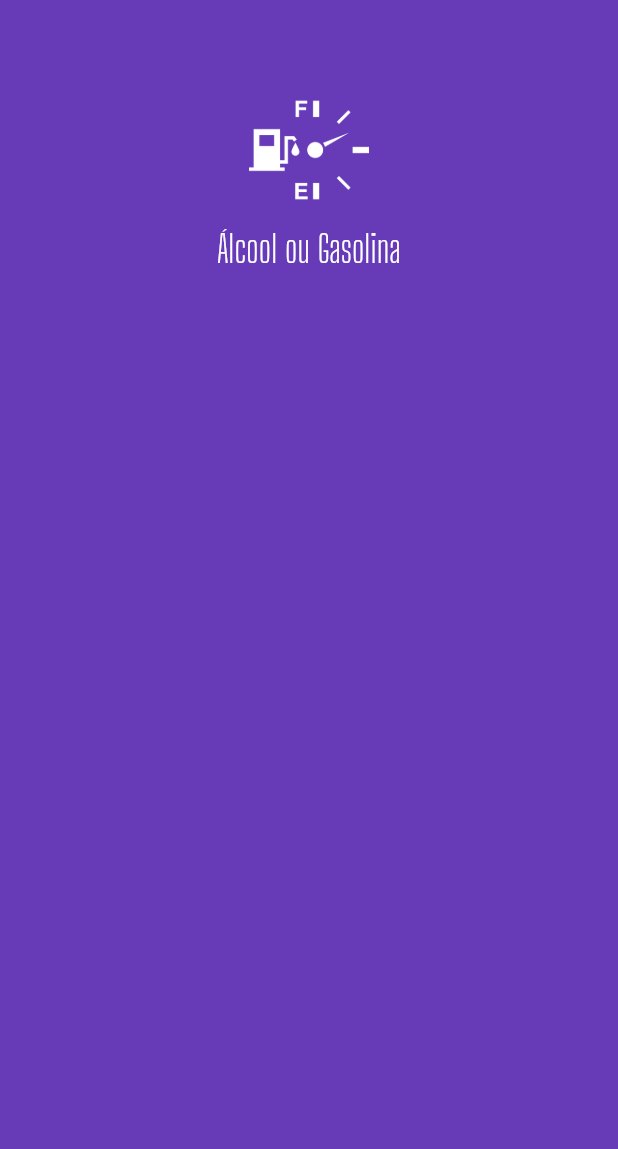
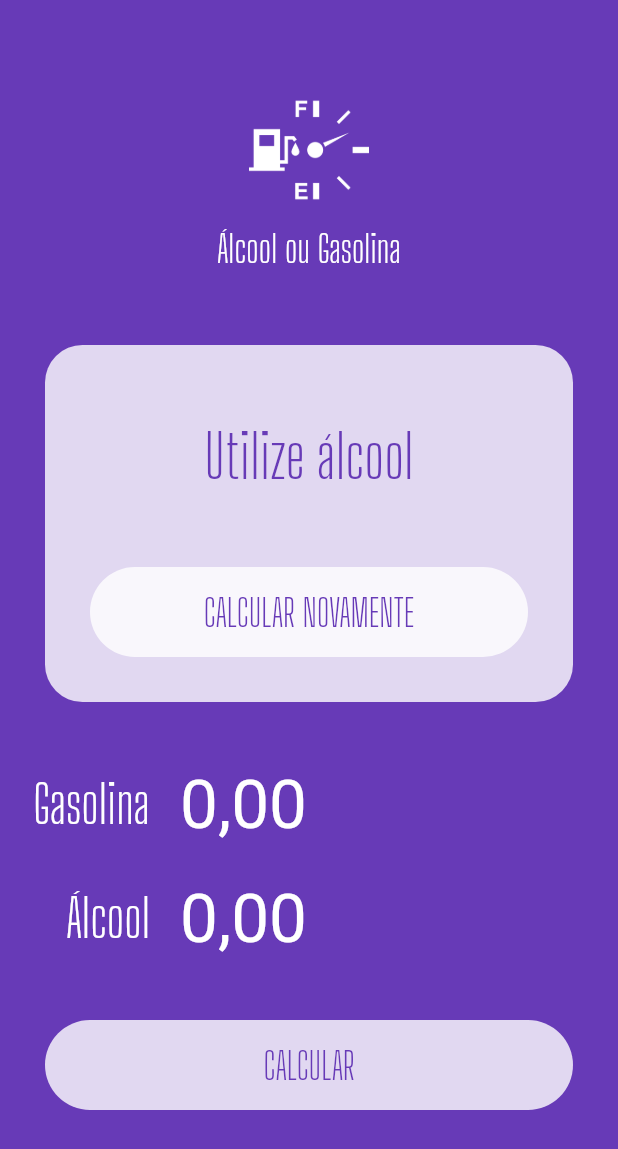
Before and after one commit to jeysel/aog, a Flutter app: the screen it shows after launch, on a phone screen of 412 x 824 dp. Shown: the top 1149 px of the screen. Run offline on Flutter 3.47's test engine with Material 2 defaults, Android fonts, the phone set to English and light mode, and no system bars; our stand-ins replace flutter_masked_text.

Commit message:
componetização

```diff
--- a/lib/main.dart
+++ b/lib/main.dart
@@ -1,5 +1,7 @@
+import 'package:aog/widgets/input.widget.dart';
 import 'package:aog/widgets/logo.widget.dart';
 import 'package:flutter/material.dart';
+import 'package:flutter_masked_text/flutter_masked_text.dart';
 
 void main() {
   runApp(MyApp());
@@ -21,6 +23,9 @@ class MyApp extends StatelessWidget {
 }
 
 class HomePage extends StatelessWidget {
+  var _gasCtrl = new MoneyMaskedTextController();
+  var _alcCtrl = new MoneyMaskedTextController();
+
   @override
   Widget build(BuildContext context) {
     return Scaffold(
@@ -28,6 +33,83 @@ class HomePage extends StatelessWidget {
       body: ListView(
         children: <Widget>[
           Logo(),
+          Container(
+            margin: EdgeInsets.all(30),
+            decoration: BoxDecoration(
+              color: Colors.white.withOpacity(0.8),
+              borderRadius: BorderRadius.circular(25),
+            ),
+            child: Column(
+              children: <Widget>[
+                SizedBox(
+                  height: 50,
+                ),
+                Text(
+                  "Utilize álcool",
+                  style: TextStyle(
+                    color: Theme.of(context).primaryColor,
+                    fontSize: 40,
+                    fontFamily: "Big Shoulders Display",
+                  ),
+                  textAlign: TextAlign.center,
+                ),
+                SizedBox(
+                  height: 20,
+                ),
+                Container(
+                  margin: EdgeInsets.all(30),
+                  height: 60,
+                  width: double.infinity,
+                  decoration: BoxDecoration(
+                    color: Colors.white.withOpacity(0.8),
+                    borderRadius: BorderRadius.circular(
+                      60,
+                    ),
+                  ),
+                  child: FlatButton(
+                    child: Text(
+                      "CALCULAR NOVAMENTE",
+                      style: TextStyle(
+                        color: Theme.of(context).primaryColor,
+                        fontSize: 25,
+                        fontFamily: "Big Shoulders Display",
+                      ),
+                    ),
+                    onPressed: () {},
+                  ),
+                )
+              ],
+            ),
+          ),
+          Input(
+            ctrl: _gasCtrl,
+            label: "Gasolina",
+          ),
+          Input(
+            ctrl: _gasCtrl,
+            label: "Álcool",
+          ),
+          Container(
+            margin: EdgeInsets.all(30),
+            height: 60,
+            decoration: BoxDecoration(
+              color: Colors.white.withOpacity(0.8),
+              borderRadius: BorderRadius.circular(
+                60,
+              ),
+            ),
+            child: FlatButton(
+              child: Text(
+                "CALCULAR",
+                style: TextStyle(
+                  color: Theme.of(context).primaryColor,
+                  fontSize: 25,
+                  fontFamily: "Big Shoulders Display",
+                ),
+              ),
+              onPressed: () {},
+            ),
+          )
         ],
       ),
     );
```
